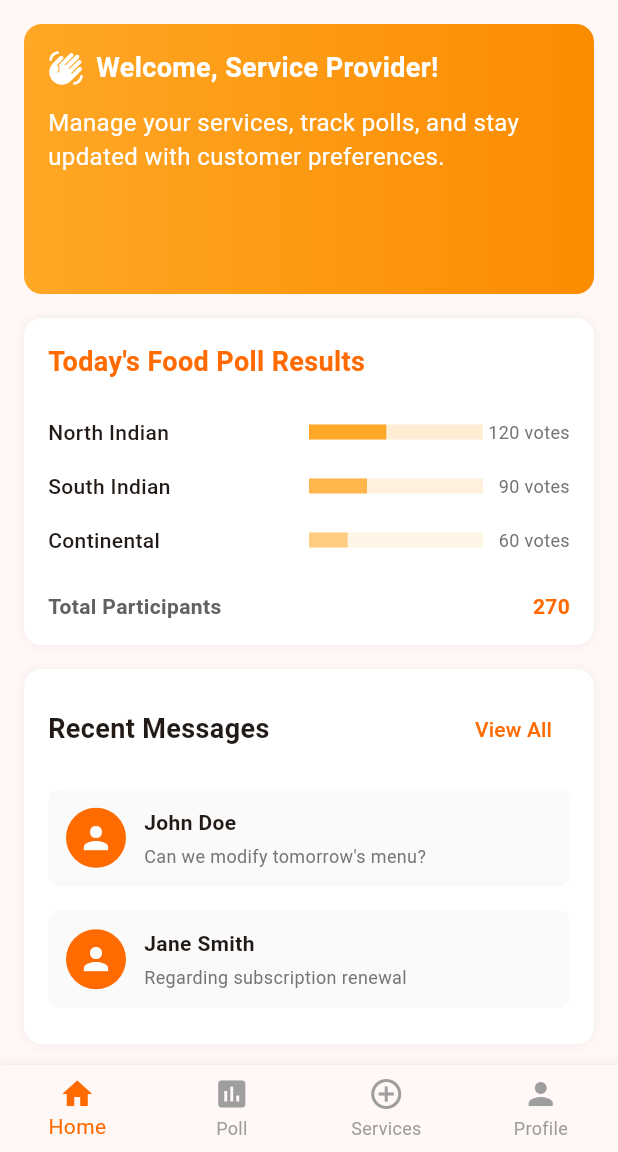
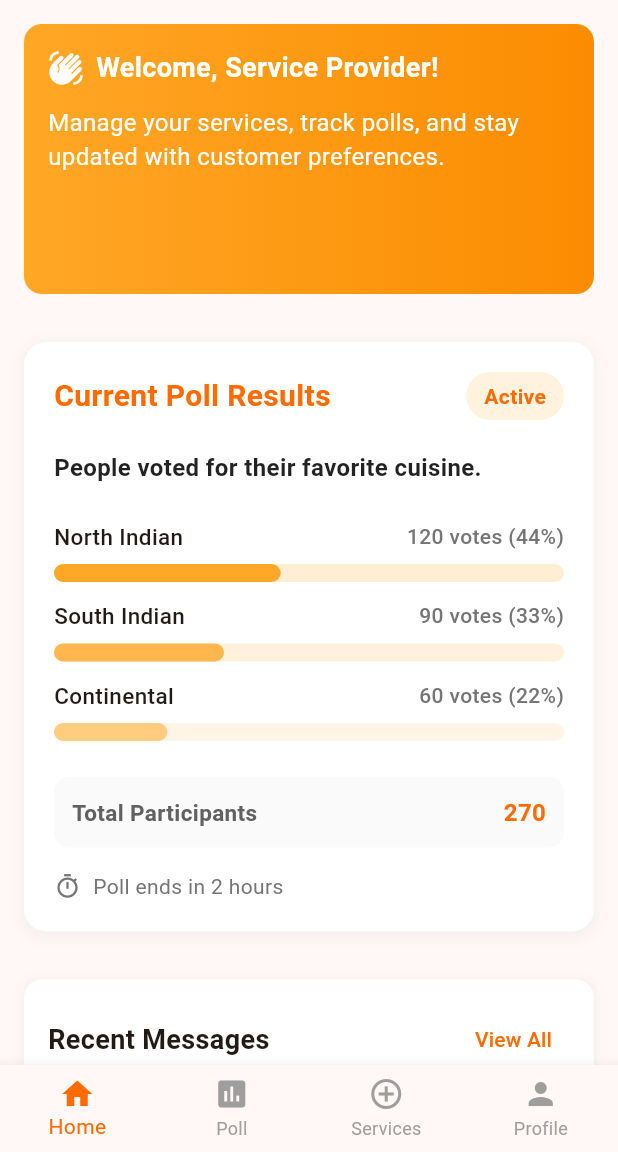
Before and after one commit to Param24-kh/Tiffin-Management, a Flutter app: the MainWrapperService screen opened directly with empty values, on a phone screen of 412 x 824 dp, the part 84-1236 px from its top. Run offline on Flutter 3.47's test engine with Material 3 defaults, Android fonts, the phone set to English and light mode, and no system bars; our stand-ins replace fl_chart, lucide_icons, shared_preferences; accounts and stored records are empty.

Commit message:
Add PollResultsSection to ServiceProviderHomePage; update navigation to PollSystem with userProfile; modify MainWrapperService to pass userProfile

```diff
--- a/frontend/lib/src/serviceProvider/home_page.dart
+++ b/frontend/lib/src/serviceProvider/home_page.dart
@@ -1,9 +1,195 @@
 import 'package:flutter/material.dart';
 import 'package:fl_chart/fl_chart.dart';
+import 'package:frontend/src/auth/login_page.dart';
 import 'dart:async';
 
+import 'package:frontend/src/serviceProvider/PoolingSystemPage.dart';
+
+class PollResultsSection extends StatelessWidget {
+  const PollResultsSection({Key? key}) : super(key: key);
+
+  @override
+  Widget build(BuildContext context) {
+    return Container(
+      width: double.infinity,
+      margin: const EdgeInsets.all(16),
+      padding: const EdgeInsets.all(20),
+      decoration: BoxDecoration(
+        color: Colors.white,
+        borderRadius: BorderRadius.circular(15),
+        boxShadow: [
+          BoxShadow(
+            color: Colors.grey.withOpacity(0.1),
+            spreadRadius: 2,
+            blurRadius: 8,
+            offset: const Offset(0, 2),
+          ),
+        ],
+      ),
+      child: Column(
+        crossAxisAlignment: CrossAxisAlignment.start,
+        children: [
+          // Header
+          Row(
+            mainAxisAlignment: MainAxisAlignment.spaceBetween,
+            children: [
+              const Text(
+                'Current Poll Results',
+                style: TextStyle(
+                  fontSize: 20,
+                  fontWeight: FontWeight.bold,
+                  color: Color(0xFFFF6B00),
+                ),
+              ),
+              Container(
+                padding:
+                    const EdgeInsets.symmetric(horizontal: 12, vertical: 6),
+                decoration: BoxDecoration(
+                  color: Colors.orange.shade50,
+                  borderRadius: BorderRadius.circular(20),
+                ),
+                child: const Text(
+                  'Active',
+                  style: TextStyle(
+                    color: Color(0xFFFF6B00),
+                    fontWeight: FontWeight.w600,
+                  ),
+                ),
+              ),
+            ],
+          ),
+          const SizedBox(height: 20),
+
+          // Poll Question
+          const Text(
+            'People voted for their favorite cuisine.',
+            style: TextStyle(
+              fontSize: 16,
+              fontWeight: FontWeight.w600,
+              color: Colors.black87,
+            ),
+          ),
+          const SizedBox(height: 24),
+
+          // Poll Options
+          _buildPollOption('North Indian', 120, 270, Colors.orange.shade400),
+          const SizedBox(height: 12),
+          _buildPollOption('South Indian', 90, 270, Colors.orange.shade300),
+          const SizedBox(height: 12),
+          _buildPollOption('Continental', 60, 270, Colors.orange.shade200),
+
+          const SizedBox(height: 24),
+
+          // Total Participants
+          Container(
+            padding: const EdgeInsets.all(12),
+            decoration: BoxDecoration(
+              color: Colors.grey.shade50,
+              borderRadius: BorderRadius.circular(10),
+            ),
+            child: Row(
+              mainAxisAlignment: MainAxisAlignment.spaceBetween,
+              children: [
+                Text(
+                  'Total Participants',
+                  style: TextStyle(
+                    fontSize: 15,
+                    fontWeight: FontWeight.w600,
+                    color: Colors.grey.shade700,
+                  ),
+                ),
+                const Text(
+                  '270',
+                  style: TextStyle(
+                    fontSize: 16,
+                    fontWeight: FontWeight.bold,
+                    color: Color(0xFFFF6B00),
+                  ),
+                ),
+              ],
+            ),
+          ),
+
+          const SizedBox(height: 16),
+
+          // Poll Duration
+          Row(
+            children: [
+              Icon(Icons.timer_outlined, size: 18, color: Colors.grey.shade600),
+              const SizedBox(width: 8),
+              Text(
+                'Poll ends in 2 hours',
+                style: TextStyle(
+                  color: Colors.grey.shade600,
+                  fontSize: 14,
+                ),
+              ),
+            ],
+          ),
+        ],
+      ),
+    );
+  }
+
+  Widget _buildPollOption(String option, int votes, int total, Color color) {
+    final percentage = (votes / total * 100).round();
+
+    return Column(
+      crossAxisAlignment: CrossAxisAlignment.start,
+      children: [
+        Row(
+          mainAxisAlignment: MainAxisAlignment.spaceBetween,
+          children: [
+            Text(
+              option,
+              style: const TextStyle(
+                fontWeight: FontWeight.w500,
+                fontSize: 15,
+              ),
+            ),
+            Text(
+              '$votes votes ($percentage%)',
+              style: TextStyle(
+                color: Colors.grey.shade600,
+                fontSize: 14,
+                fontWeight: FontWeight.w500,
+              ),
+            ),
+          ],
+        ),
+        const SizedBox(height: 8),
+        Stack(
+          children: [
+            Container(
+              height: 12,
+              width: double.infinity,
+              decoration: BoxDecoration(
+                color: color.withOpacity(0.2),
+                borderRadius: BorderRadius.circular(6),
+              ),
+            ),
+            FractionallySizedBox(
+              widthFactor: votes / total,
+              child: Container(
+                height: 12,
+                decoration: BoxDecoration(
+                  color: color,
+                  borderRadius: BorderRadius.circular(6),
+                ),
+              ),
+            ),
+          ],
+        ),
+      ],
+    );
+  }
+}
+
 class ServiceProviderHomePage extends StatefulWidget {
-  const ServiceProviderHomePage({Key? key}) : super(key: key);
+  final ICenterAccount userProfile; // Add this line
+
+  const ServiceProviderHomePage({Key? key, required this.userProfile})
+      : super(key: key);
 
   @override
   State<ServiceProviderHomePage> createState() =>
@@ -295,14 +481,22 @@ class _ServiceProviderHomePageState extends State<ServiceProviderHomePage> {
         childAspectRatio: 1.2,
         children: [
           _buildShortcutButton(
-            'Employee Management',
+            'Employee Management \n (coming soon)',
             Icons.people,
             () {},
           ),
           _buildShortcutButton(
             'Create New Poll',
             Icons.poll,
-            () {},
+            () {
+              Navigator.push(
+                context,
+                MaterialPageRoute(
+                  builder: (context) =>
+                      PollSystem(centerId: widget.userProfile.centerId),
+                ),
+              );
+            },
           ),
         ],
       ),
@@ -372,7 +566,7 @@ class _ServiceProviderHomePageState extends State<ServiceProviderHomePage> {
           crossAxisAlignment: CrossAxisAlignment.start,
           children: [
             _buildWelcomeBanner(),
-            _buildPollResultsCard(),
+            const PollResultsSection(),
             _buildMessagesSection(),
             _buildShortcutButtons(),
           ],
--- a/frontend/lib/src/serviceProvider/main_wrapper_service.dart
+++ b/frontend/lib/src/serviceProvider/main_wrapper_service.dart
@@ -26,7 +26,7 @@ class _MainWrapperServiceState extends State<MainWrapperService> {
   void initState() {
     super.initState();
     _pages = [
-      const ServiceProviderHomePage(),
+      ServiceProviderHomePage(userProfile: widget.userProfile),
       PollSystem(centerId: widget.userProfile.centerId),
       TiffinServicePage(
         centerId: widget.userProfile.centerId,
```
